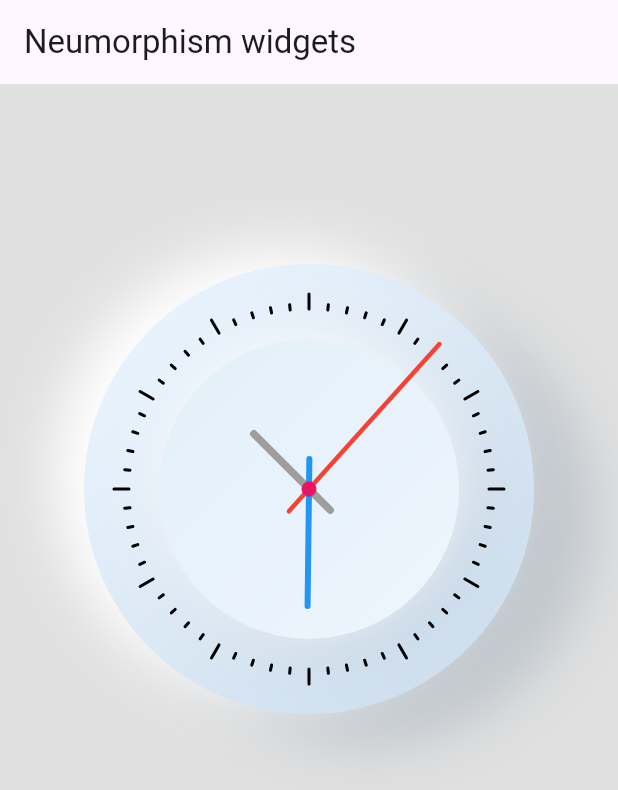
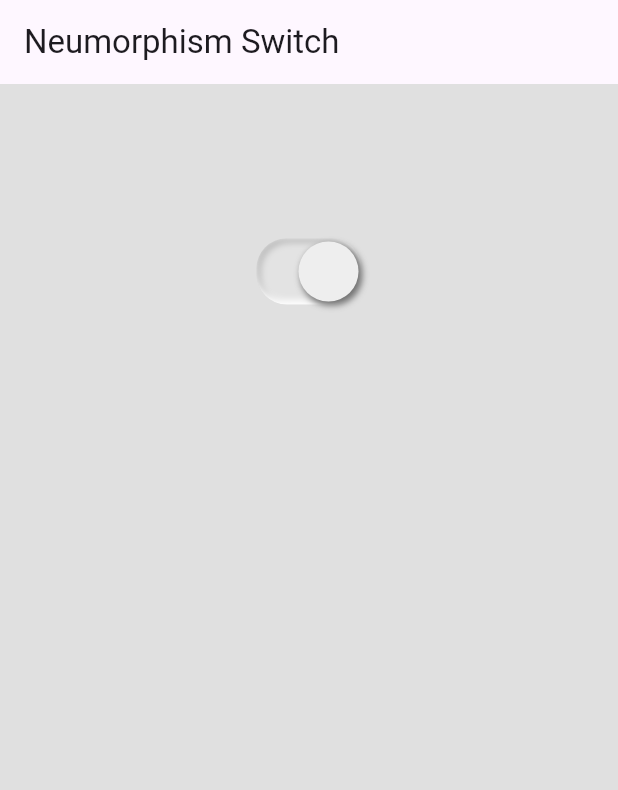
Before and after one commit to Muntasir89/Neumorphism, a Flutter app: the screen it shows after launch, on a phone screen of 412 x 824 dp. Shown: the top 790 px of the screen. Run offline on Flutter 3.47's test engine with Material 2 defaults, Android fonts, the phone set to English and light mode, and no system bars; our stand-ins replace flutter_inset_box_shadow.

Commit message:
neu_switch added

```diff
--- a/lib/main.dart
+++ b/lib/main.dart
@@ -1,7 +1,10 @@
 import 'package:flutter/material.dart';
-import 'package:neumorphism_widgets/widgets/card.dart';
+import 'package:neumorphism_widgets/widgets/card/card.dart';
 import 'package:neumorphism_widgets/widgets/neu_clock.dart';
 import 'package:neumorphism_widgets/widgets/neu_icon_button.dart';
+import 'package:neumorphism_widgets/widgets/neu_switch/neu_switch.dart';
+
+import 'widgets/neu_animated_listview.dart';
 
 void main() {
   runApp(const MyApp());
@@ -31,23 +34,27 @@ class HomePage extends StatelessWidget {
     return Scaffold(
       backgroundColor: Colors.grey[300],
       appBar: AppBar(
-        title: Text("Neumorphism widgets"),
+        title: Text("Neumorphism Switch"),
       ),
       body: Center(
         child: Column(
           children: [
-            SizedBox(
-              height: 20,
-            ),
+            // SizedBox(
+            //   height: 20,
+            // ),
             // NeuCard(),
+            // SizedBox(
+            //   height: 50,
+            // ),
+            // NeuIconButton(),
+            // SizedBox(
+            //   height: 50,
+            // ),
+            // Clock(),
             SizedBox(
               height: 50,
             ),
-            // NeuIconButton(),
-            SizedBox(
-              height: 50,
-            ),
-            Clock()
+            NeuSwitch()
           ],
         ),
       ),
--- a/lib/widgets/neu_clock.dart
+++ b/lib/widgets/neu_clock.dart
@@ -27,6 +27,7 @@ class _ClockState extends State<Clock> {
       child: Stack(
         alignment: Alignment.center,
         children: [
+          // First Circle
           Container(
             constraints: BoxConstraints.expand(),
             decoration: BoxDecoration(
@@ -49,6 +50,7 @@ class _ClockState extends State<Clock> {
                       offset: Offset(-20, -10))
                 ]),
           ),
+          // Second Circle
           Container(
             width: 200,
             height: 200,
--- /dev/null
+++ b/lib/widgets/neu_switch/neu_switch.dart
@@ -0,0 +1,75 @@
+import 'package:flutter/material.dart' hide BoxDecoration, BoxShadow;
+import 'package:flutter_inset_box_shadow/flutter_inset_box_shadow.dart';
+
+class NeuSwitch extends StatefulWidget {
+  const NeuSwitch({super.key});
+
+  @override
+  State<NeuSwitch> createState() => _NeuSwitchState();
+}
+
+class _NeuSwitchState extends State<NeuSwitch> {
+  bool _isActive = false;
+  @override
+  Widget build(BuildContext context) {
+    return Container(
+      height: 150,
+      width: 200,
+      color: Colors.grey[300],
+      child: Stack(
+        alignment: Alignment.center,
+        children: [
+          Container(
+            height: 44,
+            width: 70,
+            padding: EdgeInsets.symmetric(horizontal: 2),
+            decoration: BoxDecoration(
+                color: Color(0xFFE3E3E3),
+                borderRadius: BorderRadius.circular(20),
+                boxShadow: [
+                  BoxShadow(
+                      color: Color(0xFFBDBDBD),
+                      offset: Offset(2.0, 2.0),
+                      blurRadius: 3,
+                      spreadRadius: 1.0,
+                      inset: true),
+                  BoxShadow(
+                      color: Color(0xFFFFFFFF),
+                      offset: Offset(-2.0, -2.0),
+                      blurRadius: 3,
+                      spreadRadius: 1.0,
+                      inset: true),
+                ]),
+            alignment: _isActive ? Alignment.centerLeft : Alignment.centerRight,
+            child: InkWell(
+              onTap: () {
+                setState(() {
+                  _isActive = !_isActive;
+                });
+              },
+              child: Container(
+                height: 40,
+                width: 40,
+                decoration: BoxDecoration(
+                    color: Colors.grey[200],
+                    borderRadius: BorderRadius.circular(20),
+                    boxShadow: [
+                      BoxShadow(
+                          color: Colors.white,
+                          offset: Offset(2.0, 2.0),
+                          blurRadius: 3,
+                          spreadRadius: 1.0),
+                      BoxShadow(
+                          color: Color(0xFF757575),
+                          offset: Offset(2.0, 2.0),
+                          blurRadius: 3,
+                          spreadRadius: 1.0),
+                    ]),
+              ),
+            ),
+          )
+        ],
+      ),
+    );
+  }
+}
--- a/pubspec.yaml
+++ b/pubspec.yaml
@@ -35,6 +35,7 @@ dependencies:
   # The following adds the Cupertino Icons font to your application.
   # Use with the CupertinoIcons class for iOS style icons.
   cupertino_icons: ^1.0.2
+  flutter_inset_box_shadow: ^1.0.8
 
 dev_dependencies:
   flutter_test:
```
Also changed, not shown: lib/widgets/neu_animated_listview.dart (added, +117 -0 lines), lib/widgets/card/card.dart (renamed from lib/widgets/card.dart), pubspec.lock.
